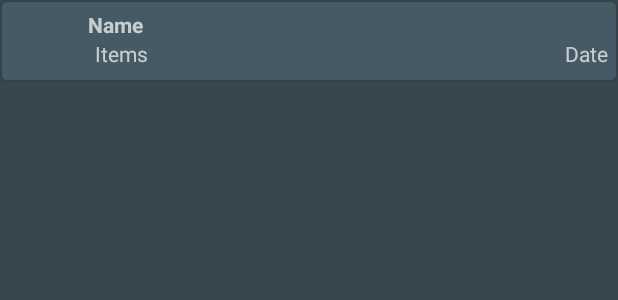
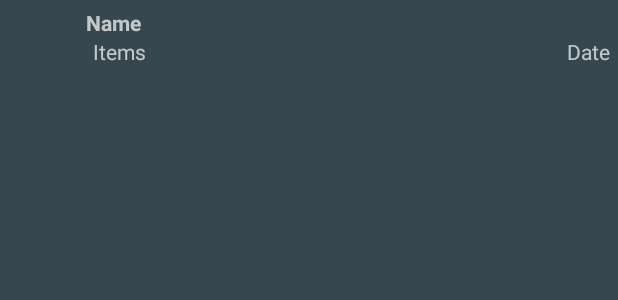
Before and after one commit to mustafaozhan/SimpleFileManager, an Android app: the layout row.xml on its own in the app's theme, with its tools: preview values and no code run, on a phone screen of 412 x 824 dp. Shown: the top 300 px of the screen. Run offline under Robolectric (Android 15) with nearby library versions, the phone set to English and light mode, and no system bars.

Commit message:
Fixed selection bug. CardView  removed

```diff
--- a/app/src/main/res/layout/row.xml
+++ b/app/src/main/res/layout/row.xml
@@ -4,14 +4,6 @@
     android:layout_height="wrap_content"
     android:orientation="vertical">
 
-    <android.support.v7.widget.CardView xmlns:card_view="http://schemas.android.com/apk/res-auto"
-        android:id="@+id/card_view"
-        android:layout_width="match_parent"
-        android:layout_height="wrap_content"
-        card_view:cardBackgroundColor="@color/blue_grey_700"
-        android:layout_gravity="center"
-        android:layout_margin="1dp"
-        card_view:cardCornerRadius="3dp">
 
         <RelativeLayout
             android:layout_width="match_parent"
@@ -61,5 +53,4 @@
 
             </TextView>
         </RelativeLayout>
-    </android.support.v7.widget.CardView>
 </RelativeLayout>
```
Also changed, not shown: app/src/main/java/mustafaozhan/github/com/simplefilemanager/ui/fragments/FileManagerFragment.kt (+8 -1 lines).
